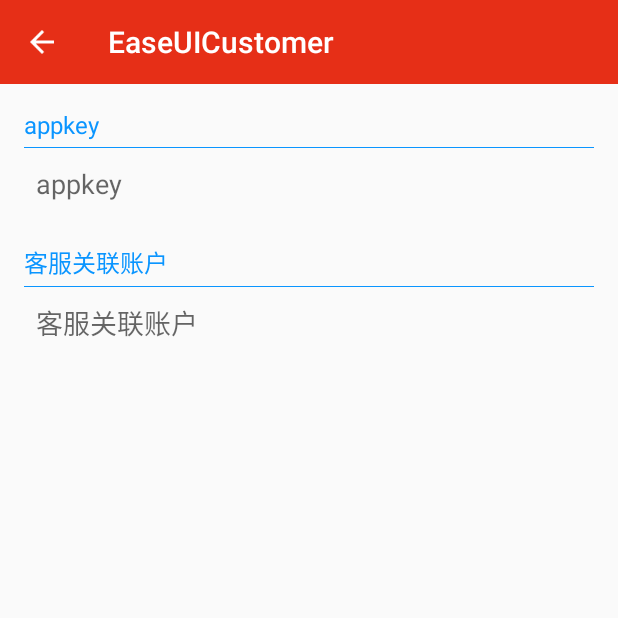
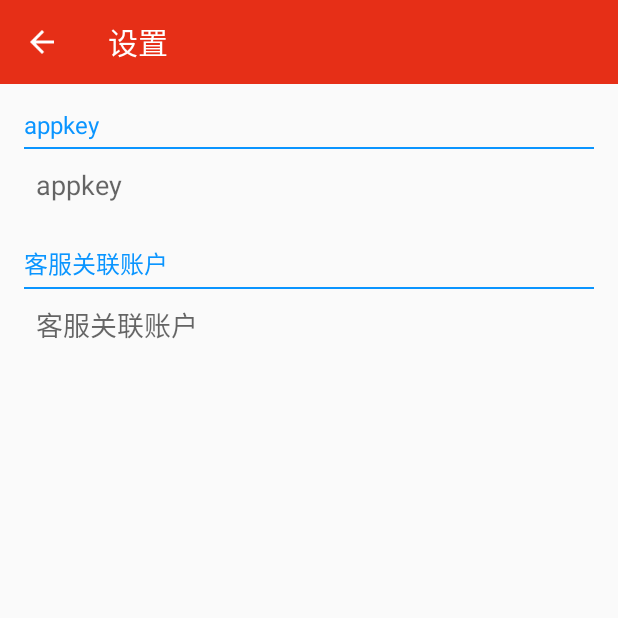
Before and after one commit to lzan13/EaseUICustomer, an Android app: the MainActivity screen opened directly, with no data from a screen before it, in the options menu, after a tap on "设置", on a phone screen of 412 x 824 dp, the top half of it. Run offline under Robolectric (Android 15) with nearby library versions, the phone set to English and light mode, and no system bars; pictures from the network do not load; 16 statements that could not run were skipped.

Commit message:
隐藏ChatFragment界面Titlebar 实现设置界面数据的修改与保存 实现了详情页的跳转

```diff
--- a/app/src/main/java/com/easemob/easeui/customer/activity/ChatActivity.java
+++ b/app/src/main/java/com/easemob/easeui/customer/activity/ChatActivity.java
@@ -30,7 +30,7 @@ public class ChatActivity extends BaseActivity {
     private void initToolbar() {
         mToolbar = (Toolbar) findViewById(R.id.widget_toolbar);
 
-        mToolbar.setTitle(R.string.app_name);
+        mToolbar.setTitle("客服");
         mToolbar.setNavigationIcon(R.mipmap.ic_arrow_back_white_24dp);
         mToolbar.setTitleTextColor(getResources().getColor(R.color.ml_text_white));
         setSupportActionBar(mToolbar);
@@ -50,8 +50,14 @@ public class ChatActivity extends BaseActivity {
         mChatFragment = new EaseChatFragment();
         mChatFragment.setArguments(getIntent().getExtras());
         getSupportFragmentManager().beginTransaction().add(R.id.layout_container, mChatFragment).commit();
+
+    }
+
+    @Override
+    protected void onStart() {
+        super.onStart();
+        // hideTitleBar必须在onStart方法调用，因为EaseChatFragment的titileBar是在onActivityCreate方法里初始化的
         mChatFragment.hideTitleBar();
-
     }
 
     @Override
--- a/app/src/main/java/com/easemob/easeui/customer/activity/LoginActivity.java
+++ b/app/src/main/java/com/easemob/easeui/customer/activity/LoginActivity.java
@@ -18,7 +18,7 @@ import com.easemob.easeui.customer.util.MLSPUtil;
 
 
 /**
- * A login screen that offers login via email/password.
+ * 登陆界面
  */
 public class LoginActivity extends BaseActivity {
 
--- a/app/src/main/java/com/easemob/easeui/customer/activity/MainActivity.java
+++ b/app/src/main/java/com/easemob/easeui/customer/activity/MainActivity.java
@@ -8,7 +8,8 @@ import android.view.MenuItem;
 
 import com.easemob.easeui.EaseConstant;
 import com.easemob.easeui.customer.R;
-
+import com.easemob.easeui.customer.application.CustomerConstants;
+import com.easemob.easeui.customer.util.MLSPUtil;
 
 
 public class MainActivity extends BaseActivity {
@@ -29,7 +30,8 @@ public class MainActivity extends BaseActivity {
     private void initToolbar() {
         mToolbar = (Toolbar) findViewById(R.id.widget_toolbar);
 
-        mToolbar.setTitle(R.string.app_name);
+        String nickName = (String) MLSPUtil.get(mActivity, CustomerConstants.C_USERNICKNAME, "");
+        mToolbar.setTitle(nickName);
         mToolbar.setNavigationIcon(R.mipmap.ic_avatar_01);
         mToolbar.setTitleTextColor(getResources().getColor(R.color.ml_text_white));
         setSupportActionBar(mToolbar);
@@ -43,6 +45,7 @@ public class MainActivity extends BaseActivity {
 
     /**
      * Menu项点击方法
+     *
      * @param item
      * @return
      */
@@ -53,7 +56,8 @@ public class MainActivity extends BaseActivity {
             case R.id.action_message:
                 intent.setClass(mActivity, ChatActivity.class);
                 // 这个在使用EaseChatFragment时，传入的username参数key必须用EaseUI定义的，否则会报错
-                intent.putExtra(EaseConstant.EXTRA_USER_ID, "lz_customer");
+                String username = (String) MLSPUtil.get(mActivity, CustomerConstants.C_IM, "");
+                intent.putExtra(EaseConstant.EXTRA_USER_ID, username);
                 mActivity.startActivity(intent);
                 break;
             case R.id.action_setting:
--- a/app/src/main/java/com/easemob/easeui/customer/activity/SettingActivity.java
+++ b/app/src/main/java/com/easemob/easeui/customer/activity/SettingActivity.java
@@ -10,6 +10,8 @@ import android.widget.EditText;
 import android.widget.TextView;
 
 import com.easemob.easeui.customer.R;
+import com.easemob.easeui.customer.application.CustomerConstants;
+import com.easemob.easeui.customer.util.MLSPUtil;
 
 public class SettingActivity extends BaseActivity {
     private Toolbar mToolbar;
@@ -22,6 +24,7 @@ public class SettingActivity extends BaseActivity {
     protected void onCreate(Bundle savedInstanceState) {
         super.onCreate(savedInstanceState);
         setContentView(R.layout.activity_setting);
+
         initToolbar();
         initView();
     }
@@ -32,7 +35,7 @@ public class SettingActivity extends BaseActivity {
     private void initToolbar() {
         mToolbar = (Toolbar) findViewById(R.id.widget_toolbar);
 
-        mToolbar.setTitle(R.string.app_name);
+        mToolbar.setTitle(R.string.title_activity_setting);
         mToolbar.setNavigationIcon(R.mipmap.ic_arrow_back_white_24dp);
         mToolbar.setTitleTextColor(getResources().getColor(R.color.ml_text_white));
         setSupportActionBar(mToolbar);
@@ -51,6 +54,7 @@ public class SettingActivity extends BaseActivity {
         mRootView = findViewById(R.id.layout_setting_root);
         mAppkeyView = (TextView) findViewById(R.id.text_setting_appkey);
         mIMCustomerView = (TextView) findViewById(R.id.text_setting_im_customer);
+
         mAppkeyView.setOnClickListener(viewListener);
         mIMCustomerView.setOnClickListener(viewListener);
     }
@@ -64,7 +68,7 @@ public class SettingActivity extends BaseActivity {
         public void onClick(View v) {
             switch (v.getId()) {
                 case R.id.text_setting_appkey:
-                    Snackbar.make(mRootView, "EaseUI暂不支持动态设置Appkey", Snackbar.LENGTH_LONG).show();
+                    changeAppkey();
                     break;
                 case R.id.text_setting_im_customer:
                     changeIMCustomer();
@@ -74,19 +78,34 @@ public class SettingActivity extends BaseActivity {
     };
 
     /**
+     * 改变Appkey
+     */
+    private void changeAppkey() {
+        Snackbar.make(mRootView, "EaseUI暂不支持动态设置Appkey", Snackbar.LENGTH_LONG).show();
+
+    }
+
+    /**
      * 改变客服关联账户
      */
     private void changeIMCustomer() {
         AlertDialog.Builder dialog = new AlertDialog.Builder(mActivity);
-        EditText editText = new EditText(mActivity);
+        final EditText editText = new EditText(mActivity);
         editText.setHint(R.string.action_setting_im_customer);
+        editText.setText((CharSequence) MLSPUtil.get(mActivity, CustomerConstants.C_IM, ""));
         dialog.setTitle(R.string.title_change_im_customer);
         dialog.setView(editText);
         dialog.setNegativeButton("取消", null);
         dialog.setPositiveButton("确定", new DialogInterface.OnClickListener() {
             @Override
             public void onClick(DialogInterface dialog, int which) {
+                // 保存新设置的IM关联号
+                MLSPUtil.put(mActivity, CustomerConstants.C_IM, editText.getText().toString());
                 Snackbar.make(mRootView, "关联客服号保存成功", Snackbar.LENGTH_LONG).show();
+
+                // 更新UI显示的appkey和IM关联号
+                mAppkeyView.setText((CharSequence) MLSPUtil.get(mActivity, CustomerConstants.C_APPKEY, ""));
+                mIMCustomerView.setText((CharSequence) MLSPUtil.get(mActivity, CustomerConstants.C_IM, ""));
             }
         });
 
@@ -94,4 +113,13 @@ public class SettingActivity extends BaseActivity {
     }
 
 
+    @Override
+    protected void onResume() {
+        super.onResume();
+    }
+
+    @Override
+    protected void onStart() {
+        super.onStart();
+    }
 }
--- /dev/null
+++ b/app/src/main/java/com/easemob/easeui/customer/application/CustomerConstants.java
@@ -0,0 +1,16 @@
+package com.easemob.easeui.customer.application;
+
+/**
+ * 常量类
+ * Created by lzan13 on 2015/11/9 22:45.
+ */
+public class CustomerConstants {
+
+    public static String C_APPKEY = "appkey";
+    public static String C_IM = "im";
+    public static String C_TRUENAME = "trueName";
+    public static String C_USERNICKNAME = "userNickname";
+    public static String C_DESCRIPTION = "description";
+    public static String C_QQ = "qq";
+    public static String C_EMAIL = "email";
+}
--- a/app/src/main/java/com/easemob/easeui/customer/application/CustomerHelper.java
+++ b/app/src/main/java/com/easemob/easeui/customer/application/CustomerHelper.java
@@ -39,7 +39,10 @@ public class CustomerHelper {
      * @param context
      */
     public void init(Context context) {
+        // 初始化EaseUI，EaseUI内部初始化了环信的SDK
         EaseUI.getInstance().init(context);
+
+        // 获取EaseUI单例对象，为后边设置做准备
         mEaseUI = EaseUI.getInstance();
     }
 
--- a/app/src/main/java/com/easemob/easeui/customer/util/MLSPUtil.java
+++ b/app/src/main/java/com/easemob/easeui/customer/util/MLSPUtil.java
@@ -6,6 +6,7 @@ package com.easemob.easeui.customer.util;
 
 import android.content.Context;
 import android.content.SharedPreferences;
+import android.support.v7.app.AppCompatActivity;
 
 import java.util.Map;
 
@@ -116,4 +117,6 @@ public class MLSPUtil {
                 Context.MODE_PRIVATE);
         return sp.getAll();
     }
+
+
 }
--- a/app/src/main/res/layout/activity_setting.xml
+++ b/app/src/main/res/layout/activity_setting.xml
@@ -27,7 +27,7 @@
 
         <View
             android:layout_width="match_parent"
-            android:layout_height="0.5dp"
+            android:layout_height="1dp"
             android:background="@color/ml_blue" />
 
         <TextView
@@ -52,7 +52,7 @@
 
         <View
             android:layout_width="match_parent"
-            android:layout_height="0.5dp"
+            android:layout_height="1dp"
             android:background="@color/ml_blue" />
 
         <TextView
--- a/app/src/main/res/values/strings.xml
+++ b/app/src/main/res/values/strings.xml
@@ -1,6 +1,8 @@
 <resources>
     <string name="app_name">EaseUICustomer</string>
     <string name="title_activity_login">登录</string>
+    <string name="title_activity_setting">设置</string>
+    <string name="title_activity_detail">商品详情</string>
     <string name="title_change_appkey">修改appkey</string>
     <string name="title_change_im_customer">修改客服关联账户</string>
 
```
Also changed, not shown: app/src/main/java/com/easemob/easeui/customer/activity/DetailActivity.java (+58 -2 lines), app/src/main/java/com/easemob/easeui/customer/activity/SplashActivity.java (+18 -0 lines), app/src/main/res/layout/activity_detail.xml (+12 -7 lines).
